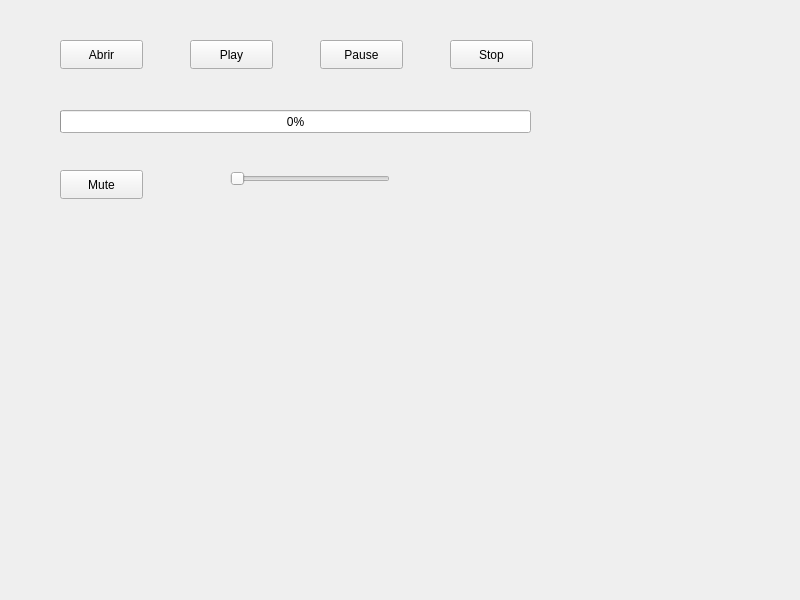
Above: spotifyUSFQ/widget.ui from Gabeinstein/Proyecto-Progra-2 before the change. Below: the same form after it.
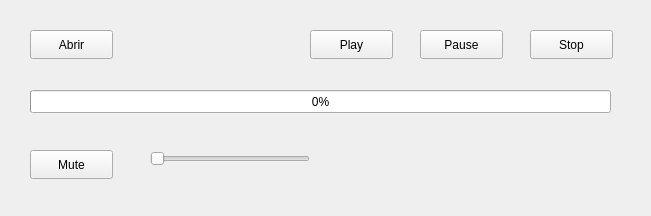
That is the form after the change.

```diff
--- a/spotifyUSFQ/widget.ui
+++ b/spotifyUSFQ/widget.ui
@@ -6,8 +6,8 @@
    <rect>
     <x>0</x>
     <y>0</y>
-    <width>800</width>
-    <height>600</height>
+    <width>651</width>
+    <height>216</height>
    </rect>
   </property>
   <property name="windowTitle">
@@ -16,8 +16,8 @@
   <widget class="QPushButton" name="abrir">
    <property name="geometry">
     <rect>
-     <x>60</x>
-     <y>40</y>
+     <x>30</x>
+     <y>30</y>
      <width>83</width>
      <height>29</height>
     </rect>
@@ -29,8 +29,8 @@
   <widget class="QPushButton" name="play">
    <property name="geometry">
     <rect>
-     <x>190</x>
-     <y>40</y>
+     <x>310</x>
+     <y>30</y>
      <width>83</width>
      <height>29</height>
     </rect>
@@ -39,24 +39,11 @@
     <string>Play</string>
    </property>
   </widget>
-  <widget class="QPushButton" name="pause">
-   <property name="geometry">
-    <rect>
-     <x>320</x>
-     <y>40</y>
-     <width>83</width>
-     <height>29</height>
-    </rect>
-   </property>
-   <property name="text">
-    <string>Pause</string>
-   </property>
-  </widget>
   <widget class="QPushButton" name="stop">
    <property name="geometry">
     <rect>
-     <x>450</x>
-     <y>40</y>
+     <x>530</x>
+     <y>30</y>
      <width>83</width>
      <height>29</height>
     </rect>
@@ -68,8 +55,8 @@
   <widget class="QPushButton" name="mute">
    <property name="geometry">
     <rect>
-     <x>60</x>
-     <y>170</y>
+     <x>30</x>
+     <y>150</y>
      <width>83</width>
      <height>29</height>
     </rect>
@@ -78,11 +65,24 @@
     <string>Mute</string>
    </property>
   </widget>
+  <widget class="QPushButton" name="pause">
+   <property name="geometry">
+    <rect>
+     <x>420</x>
+     <y>30</y>
+     <width>83</width>
+     <height>29</height>
+    </rect>
+   </property>
+   <property name="text">
+    <string>Pause</string>
+   </property>
+  </widget>
   <widget class="QSlider" name="volume">
    <property name="geometry">
     <rect>
-     <x>230</x>
-     <y>170</y>
+     <x>150</x>
+     <y>150</y>
      <width>160</width>
      <height>18</height>
     </rect>
@@ -94,9 +94,9 @@
   <widget class="QProgressBar" name="progressBar">
    <property name="geometry">
     <rect>
-     <x>60</x>
-     <y>110</y>
-     <width>471</width>
+     <x>30</x>
+     <y>90</y>
+     <width>581</width>
      <height>23</height>
     </rect>
    </property>
```
Left out of the diff: 4 changed lines with no effect on the pictures.
